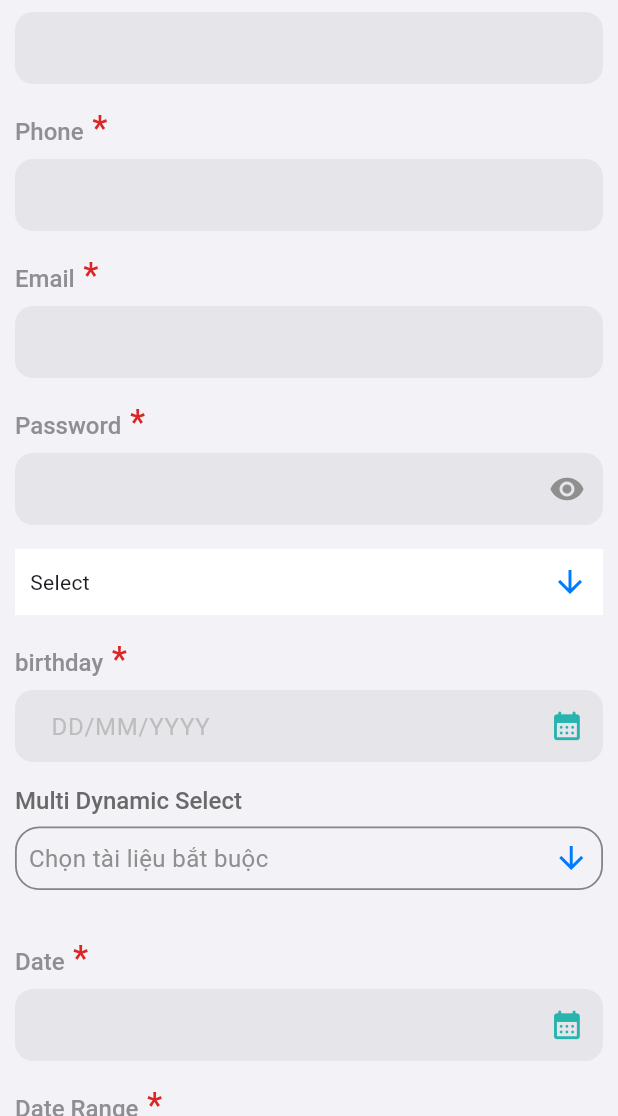
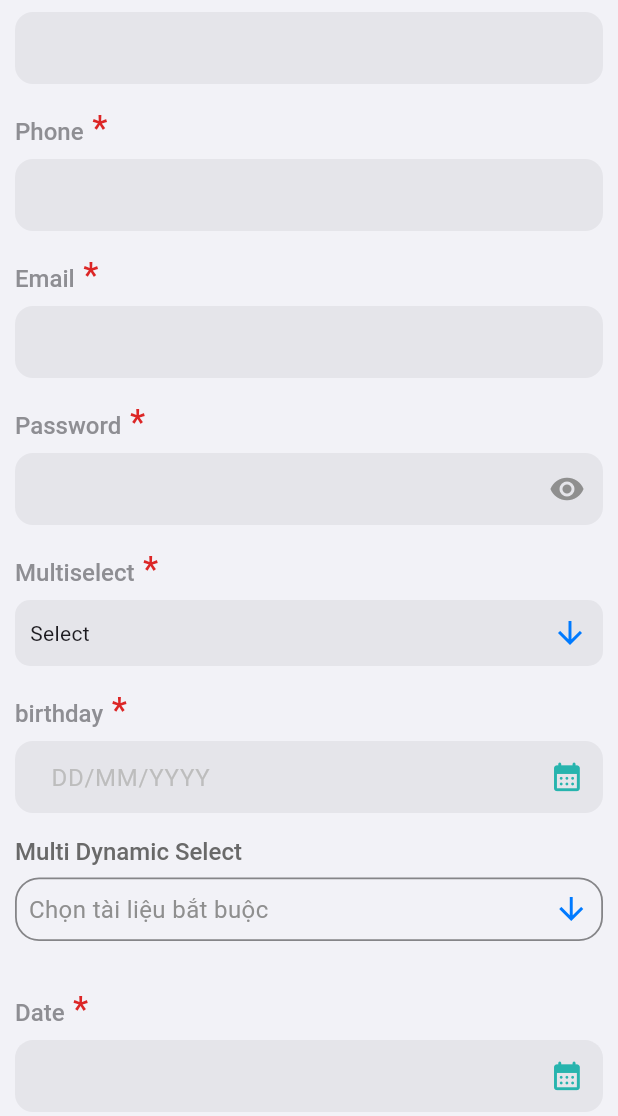
Before and after one commit to gamestap99/flutter_base, a Flutter app: the _Render screen opened directly, on a phone screen of 412 x 824 dp, the part 120-1236 px from its top. Run offline on Flutter 3.47's test engine with Material 3 defaults, Android fonts, the light colour scheme and no system bars; our stand-ins replace bloc_concurrency, cached_network_image, dartx, dio, equatable, flutter_bloc and 4 more; missing offline and left inert: syncfusion_localizations; Roboto replaces fonts that are missing (Roboto-Regular); statements that could not run were skipped.

Commit message:
Update multi select style

```diff
--- a/lib/src/compoments/wform/wform.dart
+++ b/lib/src/compoments/wform/wform.dart
@@ -152,6 +152,7 @@ class _WFormState<T> extends State<WForm<T>> {
                 },
                 builder: (context, state) {
                   return WMultiDynamicSelect(
+                    chipColor: element.options?.iconColor,
                     stackedLabel: true,
                     label: element.label,
                     onCallbackBuilder: element.customDynamicBuilder!,
@@ -181,6 +182,12 @@ class _WFormState<T> extends State<WForm<T>> {
                 },
                 builder: (context, state) {
                   return WMultiSelect<dynamic>(
+                    label: element.label,
+                    labelStyle: element.labelStyle,
+                    required: getRequired(element),
+                    fillColor: element.fillColor?.call(state),
+                    chipColor: element.options?.iconColor,
+                    requiredColor: element.options?.requiredColor,
                     items: element.itemsMulti,
                     validator: (value) {
                       return null;
--- a/lib/src/compoments/wform/widgets/w_multi_dynamic_select.dart
+++ b/lib/src/compoments/wform/widgets/w_multi_dynamic_select.dart
@@ -13,6 +13,7 @@ class WMultiDynamicSelect extends StatefulWidget {
   final double? botSpace;
   final void Function(List<MultiSelectItem<dynamic>> item) onChanged;
   final void Function(void Function(List<MultiSelectItem<dynamic>> Function())) onCallbackBuilder;
+  final Color? chipColor;
 
   const WMultiDynamicSelect({
     Key? key,
@@ -22,6 +23,7 @@ class WMultiDynamicSelect extends StatefulWidget {
     required this.onChanged,
     this.required = false,
     this.botSpace,
+    this.chipColor,
   }) : super(key: key);
 
   @override
@@ -79,6 +81,7 @@ class _WMultiDynamicSelectState extends State<WMultiDynamicSelect> {
           ),
           onCallbackBuilder: widget.onCallbackBuilder,
           chipDisplay: MultiSelectChipDisplay(
+            colorator: (state) => widget.chipColor,
             chipWidth: 200,
             // icon:  Icon(Icons.close),
           ),
--- a/lib/src/compoments/wform/widgets/w_multi_select.dart
+++ b/lib/src/compoments/wform/widgets/w_multi_select.dart
@@ -1,4 +1,6 @@
 import 'package:flutter/material.dart';
+import 'package:flutter_base/flutter_base.dart';
+import 'package:flutter_base/src/constants/index.dart';
 
 import '../../../constants/color.dart';
 import '../../multi_select_dialog/index.dart';
@@ -8,6 +10,12 @@ class WMultiSelect<T> extends StatefulWidget {
   final Function(List<dynamic>?)? onChanged;
   final Widget Function(Widget Function(MultiSelectItem<T> Function(List<MultiSelectItem<T>>) itemCallback) builder)? customBuilder;
   final List<MultiSelectItem<T>>? items;
+  final String label;
+  final TextStyle? labelStyle;
+  final bool required;
+  final Color? fillColor;
+  final Color? chipColor;
+  final Color? requiredColor;
 
   const WMultiSelect({
     Key? key,
@@ -15,6 +23,12 @@ class WMultiSelect<T> extends StatefulWidget {
     this.validator,
     this.items,
     required this.customBuilder,
+    required this.label,
+    this.labelStyle,
+    required this.required,
+    this.fillColor,
+    this.chipColor,
+    this.requiredColor,
   }) : super(key: key);
 
   @override
@@ -34,14 +48,47 @@ class _WMultiSelectState<T> extends State<WMultiSelect<T>> {
       validator: widget.validator,
       builder: (FormFieldState<List<String>> state) {
         return Column(
+          crossAxisAlignment: CrossAxisAlignment.start,
           children: [
+            widget.label.isNotEmpty
+                ? Column(
+                    children: [
+                      RichText(
+                        text: TextSpan(
+                          style: CStyle.paragraph1(
+                            style: const TextStyle(
+                              fontWeight: FontWeight.w500,
+                            ),
+                          ),
+                          children: [
+                            TextSpan(
+                              text: widget.label,
+                              style: widget.labelStyle,
+                            ),
+                            if (widget.required)
+                              TextSpan(
+                                  text: " *",
+                                  style: TextStyle(
+                                    color: widget.requiredColor ?? CColor.stateError,
+                                    fontSize: CFontSize.headline3,
+                                  )),
+                          ],
+                        ),
+                      ),
+                      const VSpacer(8),
+                    ],
+                  )
+                : Container(),
             Container(
-              color: CColor.white,
+              decoration: BoxDecoration(
+                color: widget.fillColor ?? CColor.white,
+                borderRadius: BorderRadius.circular(10),
+              ),
               child: MultiSelectDialogField<T>(
                 key: _multiSelectKey,
                 loading: false,
                 decoration: const BoxDecoration(),
-                title: const Text("Animals"),
+                title: Text(widget.label),
                 items: widget.items ?? [],
                 searchable: true,
                 customBuilder: widget.customBuilder,
@@ -70,6 +117,7 @@ class _WMultiSelectState<T> extends State<WMultiSelect<T>> {
                   // _multiSelectKey.currentState?.validate();
                 },
                 chipDisplay: MultiSelectChipDisplay(
+                  colorator: (state) => widget.chipColor,
                   onTap: (item) {
                     _multiSelectKey.currentState?.validate();
                   },
```
